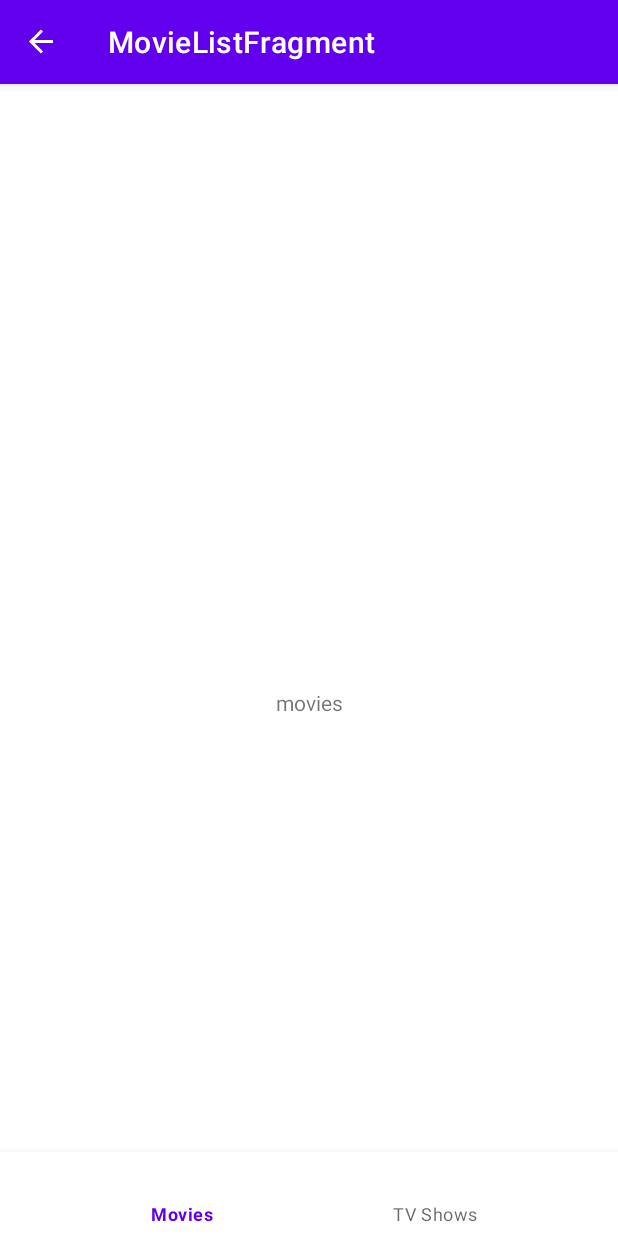
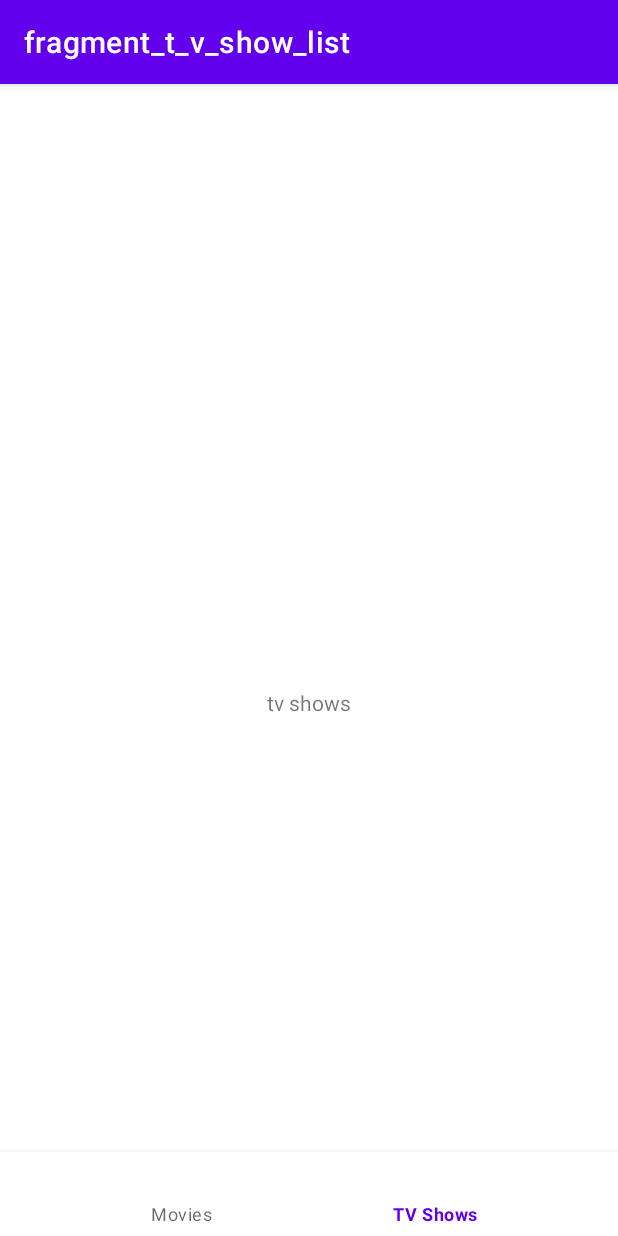
Before and after one commit to JaviMera/CineMe, an Android app: the screen it shows after launch (CinemaActivity), item 2 of the bottom bar chosen, on a phone screen of 412 x 824 dp. Run offline under Robolectric (Android 15) with nearby library versions, the phone set to English and light mode, and no system bars; our stand-ins replace navigation-ui.

Commit message:
Fixed bottom navigation view.

```diff
--- a/app/src/main/AndroidManifest.xml
+++ b/app/src/main/AndroidManifest.xml
@@ -1,6 +1,6 @@
 <?xml version="1.0" encoding="utf-8"?>
 <manifest xmlns:android="http://schemas.android.com/apk/res/android"
-    package="com.merajavier.cineme">
+    package="com.merajavier.cineme" >
 
     <application
         android:allowBackup="true"
@@ -8,11 +8,11 @@
         android:label="@string/app_name"
         android:roundIcon="@mipmap/ic_launcher_round"
         android:supportsRtl="true"
-        android:theme="@style/Theme.CineMe">
+        android:theme="@style/Theme.CineMe" >
         <activity
             android:name=".CinemaActivity"
             android:exported="true"
-            android:label="@string/app_name">
+            android:label="@string/app_name" >
             <intent-filter>
                 <action android:name="android.intent.action.MAIN" />
 
--- a/app/src/main/java/com/merajavier/cineme/CinemaActivity.kt
+++ b/app/src/main/java/com/merajavier/cineme/CinemaActivity.kt
@@ -3,7 +3,9 @@ package com.merajavier.cineme
 import android.os.Bundle
 import com.google.android.material.bottomnavigation.BottomNavigationView
 import androidx.appcompat.app.AppCompatActivity
+import androidx.core.view.get
 import androidx.navigation.findNavController
+import androidx.navigation.fragment.NavHostFragment
 import androidx.navigation.ui.AppBarConfiguration
 import androidx.navigation.ui.NavigationUI
 import androidx.navigation.ui.setupActionBarWithNavController
@@ -22,7 +24,8 @@ class CinemaActivity : AppCompatActivity() {
 
         val navView: BottomNavigationView = binding.navView
 
-        val navController = findNavController(R.id.nav_host_fragment_activity_cinema)
+        val navHostFragment = supportFragmentManager.findFragmentById(R.id.nav_host_fragment_activity_cinema) as NavHostFragment
+        val navController = navHostFragment.navController
         // Passing each menu ID as a set of Ids because each
         // menu should be considered as top level destinations.
         val appBarConfiguration = AppBarConfiguration(
--- a/app/src/main/res/layout/activity_cinema.xml
+++ b/app/src/main/res/layout/activity_cinema.xml
@@ -18,7 +18,7 @@
         app:layout_constraintRight_toRightOf="parent"
         app:menu="@menu/bottom_navigation_menu" />
 
-    <fragment
+    <androidx.fragment.app.FragmentContainerView
         android:id="@+id/nav_host_fragment_activity_cinema"
         android:name="androidx.navigation.fragment.NavHostFragment"
         android:layout_width="match_parent"
--- a/app/src/main/res/navigation/nav_graph.xml
+++ b/app/src/main/res/navigation/nav_graph.xml
@@ -4,14 +4,14 @@
     xmlns:app="http://schemas.android.com/apk/res-auto"
     xmlns:tools="http://schemas.android.com/tools"
     android:id="@+id/nav_graph"
-    app:startDestination="@id/movieListFragment">
+    app:startDestination="@id/navigation_movies">
     <fragment
-        android:id="@+id/movieListFragment"
+        android:id="@+id/navigation_movies"
         android:name="com.merajavier.cineme.movies.MovieListFragment"
         android:label="MovieListFragment"
         tools:layout="@layout/fragment_movies"/>
     <fragment
-        android:id="@+id/TVShowListFragment"
+        android:id="@+id/navigation_tv_shows"
         android:name="com.merajavier.cineme.shows.TVShowListFragment"
         android:label="fragment_t_v_show_list"
         tools:layout="@layout/fragment_t_v_show_list" />
--- a/app/src/main/res/values/strings.xml
+++ b/app/src/main/res/values/strings.xml
@@ -8,4 +8,5 @@
     <string name="title_home">Home</string>
     <string name="title_dashboard">Dashboard</string>
     <string name="title_notifications">Notifications</string>
+    <string name="title_activity_main">MainActivity</string>
 </resources>
```
